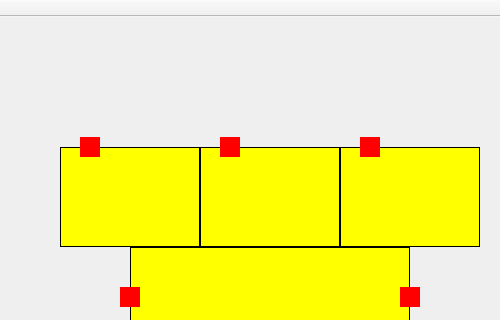
This is server/serverwindow.ui in franciscopaulinoq/qt-train-controller as Qt 5 draws it before an edit; both pictures show x 100 to 600 and y 0 to 320 of the 728 by 476 pixel window. The edited form follows.
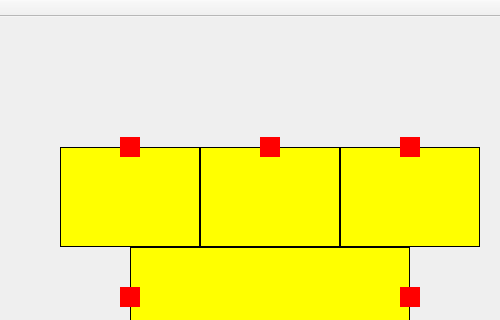
This is the edited form.

Commit message: style: adjust trains initial positions

```diff
--- a/server/serverwindow.ui
+++ b/server/serverwindow.ui
@@ -105,7 +105,7 @@
    <widget class="QLabel" name="labelTrem01">
     <property name="geometry">
      <rect>
-      <x>180</x>
+      <x>220</x>
       <y>120</y>
       <width>20</width>
       <height>20</height>
@@ -121,7 +121,7 @@
    <widget class="QLabel" name="labelTrem02">
     <property name="geometry">
      <rect>
-      <x>320</x>
+      <x>360</x>
       <y>120</y>
       <width>20</width>
       <height>20</height>
@@ -137,7 +137,7 @@
    <widget class="QLabel" name="labelTrem03">
     <property name="geometry">
      <rect>
-      <x>460</x>
+      <x>500</x>
       <y>120</y>
       <width>20</width>
       <height>20</height>
```
The commit also changes 2 other files.
